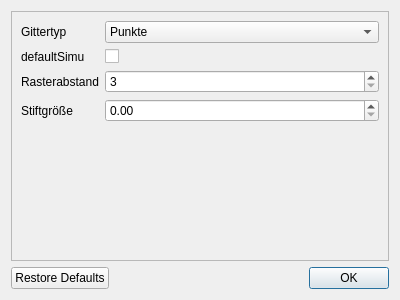
Old version of the form settingsdialog.ui in the repository chriku/qdigi.
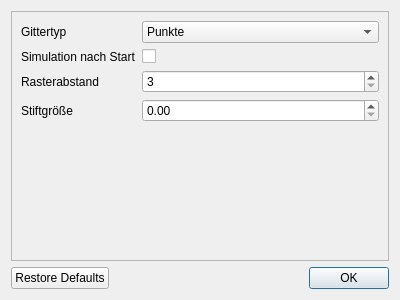
New version of the form. Icons and pictures are not drawn.

Commit message: Corrected Label

What changed in the file:
```diff
--- a/settingsdialog.ui
+++ b/settingsdialog.ui
@@ -50,7 +50,7 @@
        <item row="1" column="0">
         <widget class="QLabel" name="defaultSimuLabel">
          <property name="text">
-          <string>defaultSimu</string>
+          <string>Simulation nach Start</string>
          </property>
         </widget>
        </item>
```
